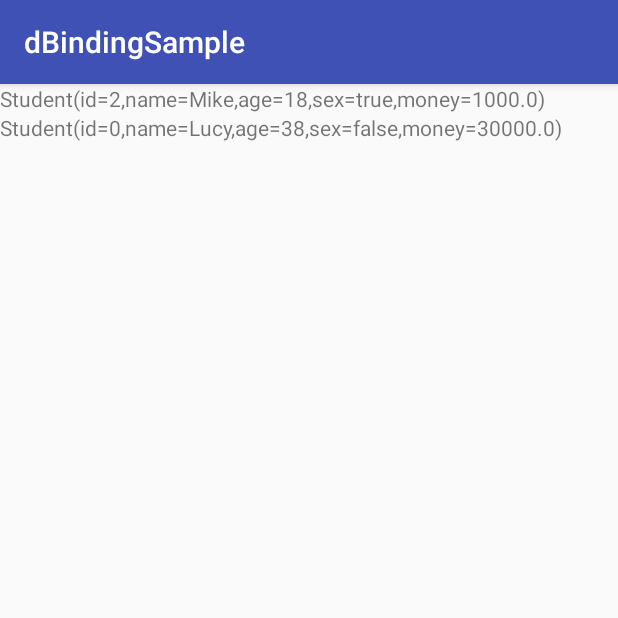
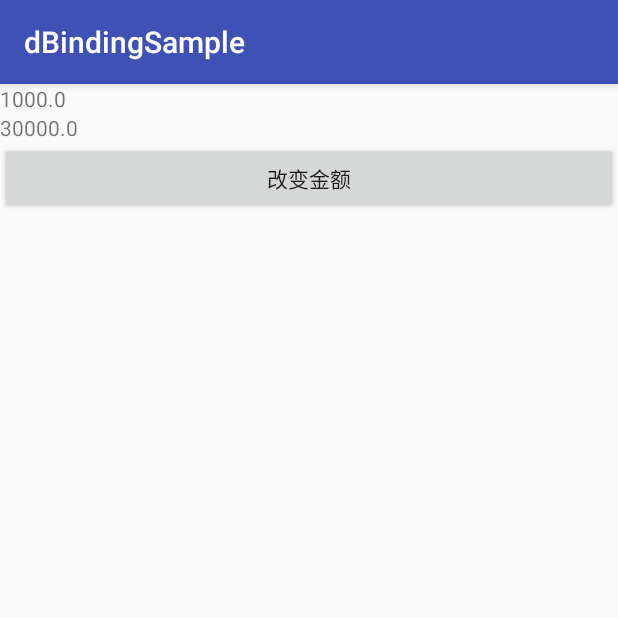
Before and after one commit to xtagwgj/Example_databinding, an Android app: the screen it shows after launch (SimpleActivity), on a phone screen of 412 x 824 dp, the top half of it. Run offline under Robolectric (Android 15) with nearby library versions, the phone set to English and light mode, and no system bars; our stand-ins replace data binding.

Commit message:
_1修改

```diff
--- a/dBindingSample/app/src/main/java/com/xtagwgj/dbindingsample/SimpleActivity.kt
+++ b/dBindingSample/app/src/main/java/com/xtagwgj/dbindingsample/SimpleActivity.kt
@@ -3,6 +3,7 @@ package com.xtagwgj.dbindingsample
 import android.databinding.DataBindingUtil
 import android.os.Bundle
 import android.support.v7.app.AppCompatActivity
+import android.view.View
 import com.xtagwgj.dbindingsample.databinding.ActivitySimpleBinding
 import com.xtagwgj.dbindingsample.entity.Student
 import com.xtagwgj.dbindingsample.entity.Teacher
@@ -12,6 +13,9 @@ import com.xtagwgj.dbindingsample.entity.Teacher
  */
 class SimpleActivity : AppCompatActivity() {
 
+    val student = Student(2)
+    val teacher = Teacher(111)
+
     override fun onCreate(savedInstanceState: Bundle?) {
         super.onCreate(savedInstanceState)
 
@@ -20,10 +24,21 @@ class SimpleActivity : AppCompatActivity() {
         val binding = DataBindingUtil.setContentView<ActivitySimpleBinding>(this, R.layout.activity_simple)
 
         //初始化数据并绑定
-        binding.student = Student(2)
+        binding.student = student
         //绑定数据的另外一种方式
         //binding.setVariable(BR.student,Student(3))
 
-        binding.teacher = Teacher(0)
+        binding.teacher = teacher
+
+
     }
+
+    fun changeMoney(view: View) {
+
+        student.money.set(Math.random() * 1000)
+        teacher.money = Math.random() * 10000
+
+    }
+
+
 }
--- a/dBindingSample/app/src/main/java/com/xtagwgj/dbindingsample/entity/Teacher.kt
+++ b/dBindingSample/app/src/main/java/com/xtagwgj/dbindingsample/entity/Teacher.kt
@@ -18,7 +18,9 @@ data class Teacher(
         get() = field
         set(value) {
             field = value
-            //告知数据被更新了，及时修改显示数据
+            //数据发生变化时还是需要手动发出通知。
+            // 通过调用notifyPropertyChanged(BR.name)来通知系统 BR.name 这个 entry 的数据已经发生变化，
+            // 需要更新 UI。
             notifyPropertyChanged(BR.name)
         }
     var age: Int = 38
--- a/dBindingSample/app/src/main/res/layout/activity_simple.xml
+++ b/dBindingSample/app/src/main/res/layout/activity_simple.xml
@@ -2,15 +2,20 @@
 <layout xmlns:android="http://schemas.android.com/apk/res/android"
     xmlns:app="http://schemas.android.com/apk/res-auto"
     xmlns:tools="http://schemas.android.com/tools"
-    tools:context=".MainActivity">
+    tools:context=".SimpleActivity">
 
     <!--定义页面要使用到的数据 两种不同的实体类型-->
     <data>
+        <!--使用import的方式导入类，在变量的定义中可以不用写全路径-->
+        <!--如果有多个同名的类可以使用alias进行区分，如果只有单个的或就可以省略alias不写-->
+        <import
+            alias="Student"
+            type="com.xtagwgj.dbindingsample.entity.Student" />
 
         <!-- variable表示一个变量。name是自己定义的可以更改；type必须是类的全路径，不然会报错 -->
         <variable
             name="student"
-            type="com.xtagwgj.dbindingsample.entity.Student" />
+            type="Student" />
 
         <variable
             name="teacher"
@@ -28,12 +33,18 @@
         <TextView
             android:layout_width="wrap_content"
             android:layout_height="wrap_content"
-            android:text="@{student.toString()}" />
+            android:text="@{String.valueOf(student.money.get())}" />
 
         <TextView
             android:layout_width="wrap_content"
             android:layout_height="wrap_content"
-            android:text="@{teacher.toString()}" />
+            android:text="@{String.valueOf(teacher.money)}" />
+
+        <Button
+            android:layout_width="match_parent"
+            android:layout_height="wrap_content"
+            android:onClick="changeMoney"
+            android:text="改变金额" />
 
     </LinearLayout>
 
```
